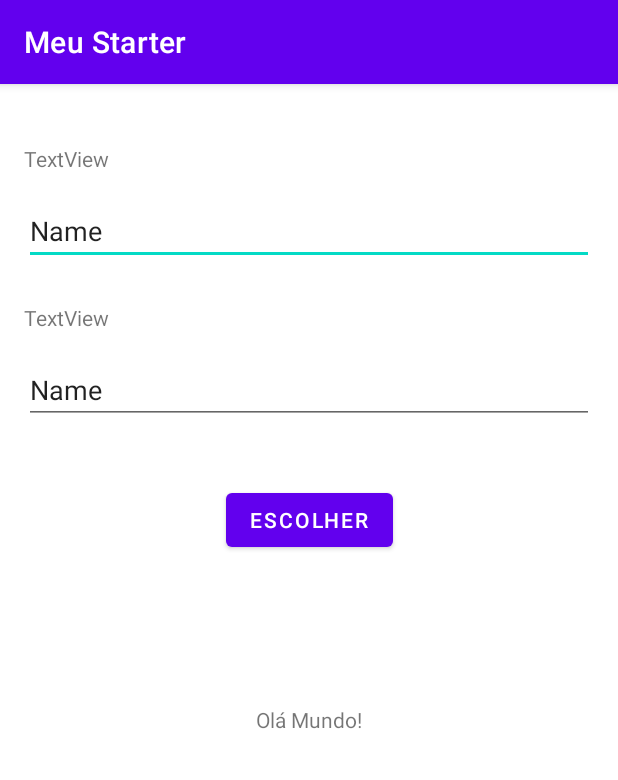
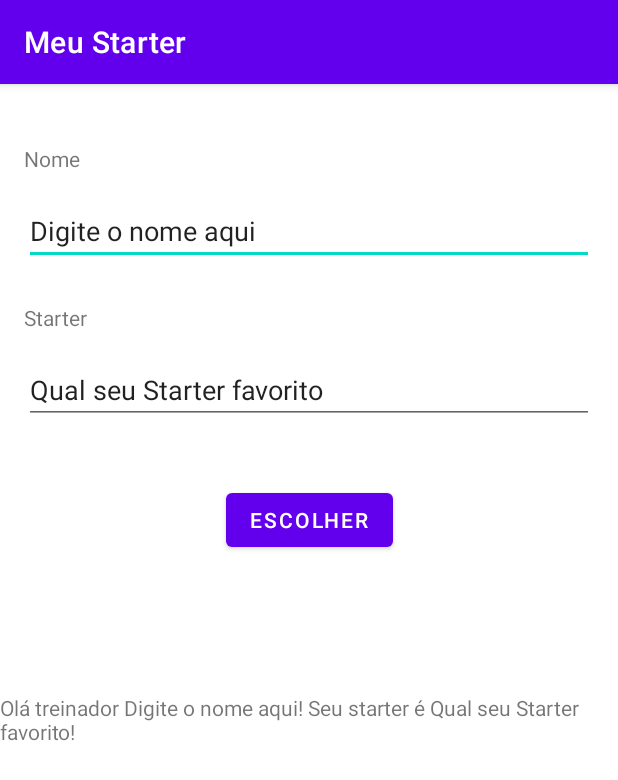
Before and after one commit to dduartevla/MeuStarter, an Android app: the screen it shows after launch (MainActivity), after a tap on "ESCOLHER", on a phone screen of 412 x 824 dp. Shown: the top 780 px of the screen. Run offline under Robolectric (Android 15) with nearby library versions, the phone set to English and light mode, and no system bars.

Commit message:
Pega o texto das editText e com o botão coloca na mensagem

```diff
--- a/app/src/main/java/br/ufjf/dcc196/izabel/meustarter/MainActivity.java
+++ b/app/src/main/java/br/ufjf/dcc196/izabel/meustarter/MainActivity.java
@@ -4,6 +4,7 @@ import androidx.appcompat.app.AppCompatActivity;
 
 import android.os.Bundle;
 import android.view.View;
+import android.widget.EditText;
 import android.widget.TextView;
 
 public class MainActivity extends AppCompatActivity {
@@ -13,10 +14,22 @@ public class MainActivity extends AppCompatActivity {
         super.onCreate(savedInstanceState);
         setContentView(R.layout.activity_main);
 
+
     }
 
     public void clicaBotaoMensagem(View origem){
+
+        //Captura componentes de entrada e sáida
         TextView textViewMensagem = findViewById(R.id.textViewMensagem);
-        textViewMensagem.setText("Olá Mundo!");
+        EditText editTextNome = findViewById(R.id.editTextNome);
+        EditText editTextStarter = findViewById(R.id.editTextStarter);
+
+        //Trabalha os dados
+        String nome = editTextNome.getText().toString();
+        String starter = editTextStarter.getText().toString();
+        String mensagem = String.format("Olá treinador %s! Seu starter é %s!" ,nome, starter);
+
+        //Apresenta Resultado
+        textViewMensagem.setText(mensagem);
     }
 }
--- a/app/src/main/res/layout/activity_main.xml
+++ b/app/src/main/res/layout/activity_main.xml
@@ -19,18 +19,18 @@
         app:layout_constraintTop_toBottomOf="@+id/button" />
 
     <TextView
-        android:id="@+id/textView4"
-        android:layout_width="0dp"
+        android:id="@+id/textViewNomeLabel"
+        android:layout_width="wrap_content"
         android:layout_height="wrap_content"
         android:layout_marginStart="16dp"
         android:layout_marginLeft="16dp"
         android:layout_marginTop="40dp"
-        android:text="TextView"
+        android:text="Nome"
         app:layout_constraintStart_toStartOf="parent"
         app:layout_constraintTop_toTopOf="parent" />
 
     <EditText
-        android:id="@+id/editTextTextPersonName3"
+        android:id="@+id/editTextNome"
         android:layout_width="0dp"
         android:layout_height="wrap_content"
         android:layout_marginStart="16dp"
@@ -40,24 +40,24 @@
         android:layout_marginRight="16dp"
         android:ems="10"
         android:inputType="textPersonName"
-        android:text="Name"
+        android:text="Digite o nome aqui"
         app:layout_constraintEnd_toEndOf="parent"
         app:layout_constraintStart_toStartOf="parent"
-        app:layout_constraintTop_toBottomOf="@+id/textView4" />
+        app:layout_constraintTop_toBottomOf="@+id/textViewNomeLabel" />
 
     <TextView
-        android:id="@+id/textView5"
+        android:id="@+id/textViewStarterLabel"
         android:layout_width="wrap_content"
         android:layout_height="wrap_content"
         android:layout_marginStart="16dp"
         android:layout_marginLeft="16dp"
         android:layout_marginTop="25dp"
-        android:text="TextView"
+        android:text="Starter"
         app:layout_constraintStart_toStartOf="parent"
-        app:layout_constraintTop_toBottomOf="@+id/editTextTextPersonName3" />
+        app:layout_constraintTop_toBottomOf="@+id/editTextNome" />
 
     <EditText
-        android:id="@+id/editTextTextPersonName4"
+        android:id="@+id/editTextStarter"
         android:layout_width="0dp"
         android:layout_height="wrap_content"
         android:layout_marginStart="16dp"
@@ -67,10 +67,10 @@
         android:layout_marginRight="16dp"
         android:ems="10"
         android:inputType="textPersonName"
-        android:text="Name"
+        android:text="Qual seu Starter favorito"
         app:layout_constraintEnd_toEndOf="parent"
         app:layout_constraintStart_toStartOf="parent"
-        app:layout_constraintTop_toBottomOf="@+id/textView5" />
+        app:layout_constraintTop_toBottomOf="@+id/textViewStarterLabel" />
 
     <Button
         android:id="@+id/button"
@@ -81,6 +81,6 @@
         android:text="Escolher"
         app:layout_constraintEnd_toEndOf="parent"
         app:layout_constraintStart_toStartOf="parent"
-        app:layout_constraintTop_toBottomOf="@+id/editTextTextPersonName4" />
+        app:layout_constraintTop_toBottomOf="@+id/editTextStarter" />
 
 </androidx.constraintlayout.widget.ConstraintLayout>
```
